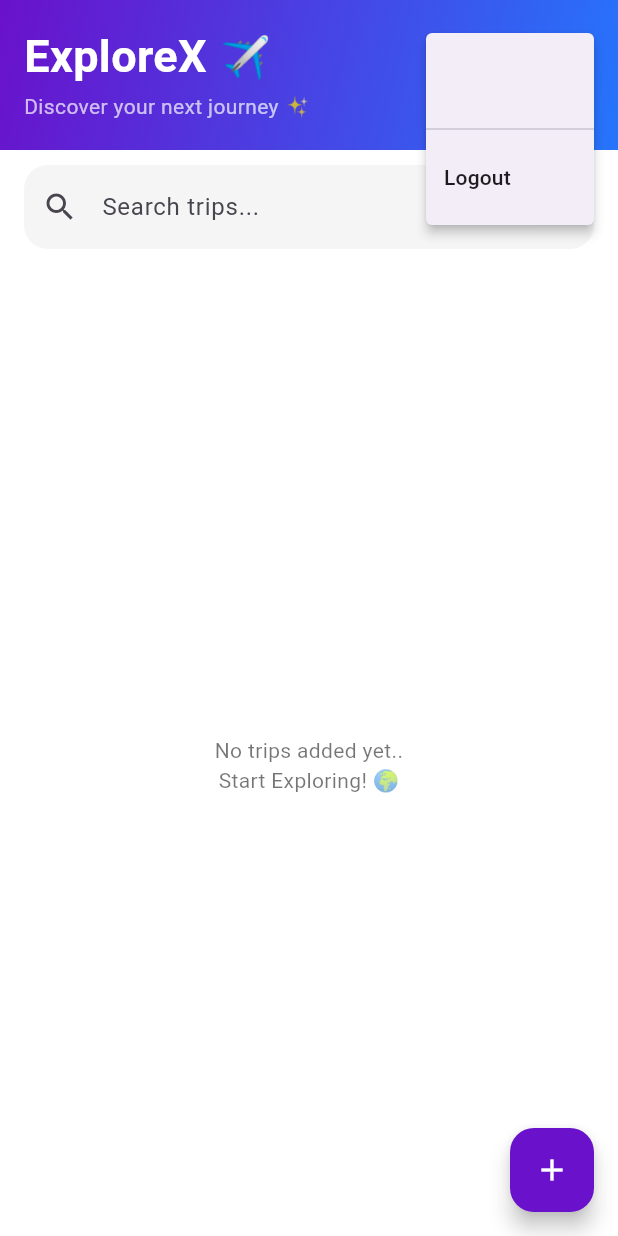
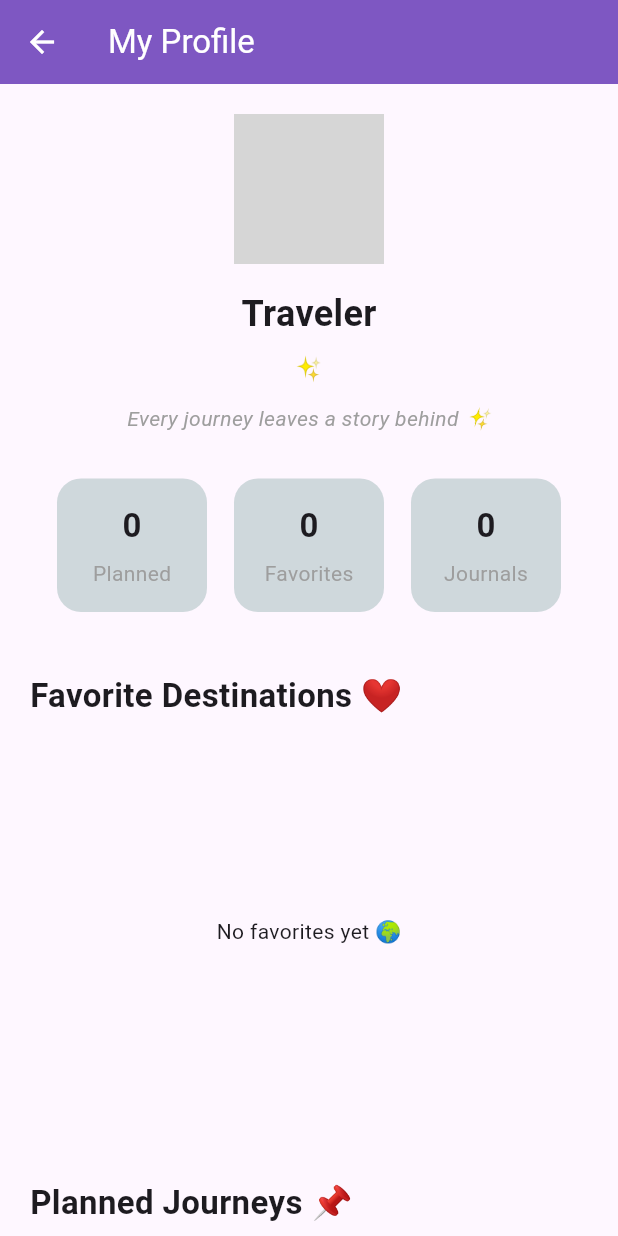
Before and after one commit to JanakiVeluri006/ExploreX, a Flutter app: the screen it shows once a user with an empty profile is signed in, after a tap on the "person" icon, on a phone screen of 412 x 824 dp. Run offline on Flutter 3.47's test engine with Material 3 defaults, Android fonts, the phone set to English and light mode, and no system bars; our stand-ins replace firebase_auth, firebase_core; accounts and stored records are empty; network calls fail; grey boxes are pictures that could not be loaded.

Commit message:
Fresh Repo with profile screen

```diff
--- /dev/null
+++ b/frontend/lib/screens/profile_screen.dart
@@ -0,0 +1,383 @@
+import 'package:flutter/material.dart';
+import '../services/journal_service.dart';
+import 'journal_detail_screen.dart';
+import 'trip_details_screen.dart';
+
+class ProfileScreen extends StatefulWidget {
+  final List trips;
+  const ProfileScreen({
+    super.key,
+    required this.trips,
+  });
+
+  @override
+  State<ProfileScreen> createState() => _ProfileScreenState();
+}
+
+class _ProfileScreenState extends State<ProfileScreen> {
+  final Map<String, String> user = {
+    "name": "Traveler",
+    "bio": "✨",
+    "image": "https://encrypted-tbn0.gstatic.com/images?q=tbn:ANd9GcREVluEKIh35maMSougzs5yDZLcu3W-veUaGg&s",
+  };
+  List journals = [];
+  bool isLoadingJournals = true;
+
+  @override
+  void initState() {
+    super.initState();
+    fetchJournals();
+  }
+
+  Future<void> fetchJournals() async {
+    final data = await JournalService.getUserJournals();
+    setState(() {
+      journals = data;
+      isLoadingJournals = false;
+    });
+  }
+
+  @override
+  Widget build(BuildContext context) {
+    final favoriteTrips = widget.trips.where((trip) => trip["isFavorite"] == true).toList();
+    final plannedTrips = widget.trips.where((trip) => trip["isPlanned"] == true).toList();
+    final recentJournals = journals.take(3).toList();
+
+    return Scaffold(
+      appBar: AppBar(
+        title: const Text("My Profile"),
+        backgroundColor: Colors.deepPurple[400],
+        foregroundColor: Colors.white,
+      ),
+
+      body: SingleChildScrollView(
+        child: Padding(
+          padding: const EdgeInsets.all(20),
+          child: Column(
+            crossAxisAlignment: CrossAxisAlignment.start,
+            children: [
+              // 👤 PROFILE IMAGE
+              Center(
+                child: CircleAvatar(
+                  radius: 50,
+                  backgroundImage: NetworkImage(user["image"]!),
+                ),
+              ),
+
+              const SizedBox(height: 16),
+
+              // 👤 NAME
+              Center(
+                child: Text(
+                  user["name"]!,
+                  style: const TextStyle(fontSize: 24, fontWeight: FontWeight.bold),
+                ),
+              ),
+
+              const SizedBox(height: 8),
+
+              // ✨ BIO
+              Center(
+                child: Text(
+                  user["bio"]!,
+                  textAlign: TextAlign.center,
+
+                  style: const TextStyle(fontSize: 16, color: Colors.grey,
+                  ),
+                ),
+              ),
+
+              const SizedBox(height: 12),
+
+              const Center(
+                child: Text(
+                  "Every journey leaves a story behind ✨",
+                  style: TextStyle(fontStyle: FontStyle.italic, color: Colors.grey),
+                ),
+              ),
+
+              const SizedBox(height: 30),
+
+              // 📊 STATS
+              Row(
+                mainAxisAlignment: MainAxisAlignment.spaceEvenly,
+                children: [
+                  _StatCard(title: "Planned",value:plannedTrips.length.toString()),
+                  _StatCard(title: "Favorites", value:favoriteTrips.length.toString()),
+                  _StatCard(title: "Journals", value: journals.length.toString()),
+                ],
+              ),
+
+              const SizedBox(height: 40),
+
+              // ❤️ FAVORITES
+              const Text(
+                "Favorite Destinations ❤️",
+                style: TextStyle(fontSize: 22,fontWeight: FontWeight.bold),
+              ),
+
+              const SizedBox(height: 16),
+
+              SizedBox(
+                height: 250,
+                child: favoriteTrips.isEmpty
+                    ? const Center(child: Text("No favorites yet 🌍"))
+
+                    : ListView.builder(
+                        scrollDirection: Axis.horizontal,
+                        itemCount: favoriteTrips.length,
+                        itemBuilder: (context, index) {
+                          final trip = favoriteTrips[index];
+                          return GestureDetector(
+                            onTap: () async {
+                              await Navigator.push(
+                                context,
+                                MaterialPageRoute(
+                                  builder: (_) => TripDetailsScreen(tripId: trip["id"]),
+                                ),
+                              );
+                            },
+
+                            child: Container(
+                              width: 320,
+                              margin:const EdgeInsets.only(right: 16),
+                              decoration: BoxDecoration(
+                                borderRadius: BorderRadius.circular(20),
+                                image:DecorationImage(
+                                  image:NetworkImage(trip["image"]),
+                                  fit: BoxFit.cover),
+                              ),
+
+                              child: Container(
+                                padding: const EdgeInsets.all(12),
+                                decoration:BoxDecoration(borderRadius: BorderRadius.circular(20),
+                                  gradient:const LinearGradient(
+                                    colors: [Colors.transparent, Colors.black87],
+                                    begin: Alignment.topCenter,
+                                    end: Alignment.bottomCenter,
+                                  ),
+                                ),
+                                child: Align(
+                                  alignment: Alignment.bottomLeft,
+                                  child: Text(
+                                    trip["location"] ?? "",
+                                    style: const TextStyle(color:Colors.white, fontSize:18, fontWeight:FontWeight.bold),
+                                  ),
+                                ),
+                              ),
+                            ),
+                          );
+                        },
+                      ),
+              ),
+
+              const SizedBox(height: 40),
+
+              // 📌 PLANNED
+              const Text(
+                "Planned Journeys 📌",
+                style: TextStyle(fontSize: 22,fontWeight: FontWeight.bold),
+              ),
+
+              const SizedBox(height: 16),
+
+              Column(
+                children: plannedTrips.map((trip) {
+                  return GestureDetector(
+                    onTap: () async {
+                      await Navigator.push(
+                        context,
+                        MaterialPageRoute(
+                          builder: (_) => TripDetailsScreen(tripId: trip["id"]),
+                        ),
+                      );
+                    },
+
+                    child: Container(
+                      margin: const EdgeInsets.only(bottom: 16),
+                      padding: const EdgeInsets.all(14),
+                      decoration: BoxDecoration(
+                        color:Colors.grey.shade100,
+                        borderRadius: BorderRadius.circular(18),
+                      ),
+
+                      child: Row(
+                        children: [
+                          // 🌄 IMAGE
+                          ClipRRect(
+                            borderRadius: BorderRadius.circular(12),
+                            child: Image.network(trip["image"], width: 120, height: 90, fit: BoxFit.cover),
+                          ),
+
+                          const SizedBox(width: 16),
+
+                          // 📄 INFO
+                          Expanded(
+                            child: Column(
+                              crossAxisAlignment: CrossAxisAlignment.start,
+                              children: [
+                                Text(
+                                  "📍${trip["location"]}",
+                                  style: const TextStyle(fontSize: 18, fontWeight:FontWeight.bold),
+                                ),
+
+                                const SizedBox(height: 6),
+
+                                Text(
+                                  "${trip["days"]} days planned",
+                                  style: const TextStyle(color: Colors.grey),
+                                ),
+                              ],
+                            ),
+                          ),
+                        ],
+                      ),
+                    ),
+                  );
+
+                }).toList(),
+              ),
+
+              const SizedBox(height: 40),
+
+              // ✍️ JOURNALS
+              const Text(
+                "Travel Journals ✍️",
+                style: TextStyle(fontSize: 22, fontWeight: FontWeight.bold),
+              ),
+
+              const SizedBox(height: 16),
+
+              isLoadingJournals ? const Center(child: CircularProgressIndicator())
+                  : recentJournals.isEmpty
+                      ? const Center(
+                          child: Text("No memories recorded yet ✨"),
+                        )
+
+                      : Column(
+                          children:
+                            recentJournals.map((journal) {
+                              final matchingTrip = widget.trips.firstWhere(
+                                (trip) => trip["id"] == journal["trip_id"],
+                                orElse: () => {},
+                              );
+
+                            if (matchingTrip.isEmpty) return const SizedBox();
+
+                            final preview = journal["content"].length > 80 ? "${journal["content"].substring(0, 80)}..." : journal["content"];
+                            return GestureDetector(
+                              onTap: () {
+                                Navigator.push(
+                                  context,
+                                  MaterialPageRoute(
+                                    builder: (_) => JournalDetailScreen(journal:journal, trip: matchingTrip),
+                                  ),
+                                );
+                              },
+                              child: Container(
+                                margin: const EdgeInsets.only(bottom: 16),
+                                padding: const EdgeInsets.all(12),
+                                decoration: BoxDecoration(color: Colors.grey.shade100, borderRadius:BorderRadius.circular(20)),
+                                child: Row(
+                                  crossAxisAlignment: CrossAxisAlignment.start,
+                                  children: [
+                                    // 🌄 IMAGE
+                                    ClipRRect(
+                                      borderRadius: BorderRadius.circular(16),
+                                      child: Image.network(
+                                        matchingTrip["image"],
+                                        width: 100,
+                                        height: 100,
+                                        fit: BoxFit.cover),
+                                    ),
+
+                                    const SizedBox(width: 16),
+
+                                    // 📄 CONTENT
+                                    Expanded(
+                                      child: Column(
+                                        crossAxisAlignment: CrossAxisAlignment.start,
+                                        children: [
+                                          Text(
+                                            journal["title"],
+                                            style: const TextStyle(fontSize: 18, fontWeight:FontWeight.bold),
+                                          ),
+
+                                          const SizedBox(height: 4),
+
+                                          Text(
+                                            "📍 ${matchingTrip["location"]}",
+                                            style: const TextStyle(color:Colors.grey),
+                                          ),
+
+                                          const SizedBox(height: 4),
+
+                                          Text(
+                                            journal["created_at"],
+                                            style: const TextStyle(fontSize: 12, color:Colors.grey),
+                                          ),
+
+                                          const SizedBox(height:8),
+
+                                          Text(preview),
+
+                                          const SizedBox(height:8),
+
+                                          const Text(
+                                            "Read More →",
+                                            style: TextStyle(color: Colors.blue, fontWeight: FontWeight.bold),
+                                          ),
+                                        ],
+                                      ),
+                                    ),
+                                  ],
+                                ),
+                              ),
+                            );
+
+                          }).toList(),
+                        ),
+            ],
+          ),
+        ),
+      ),
+    );
+  }
+}
+
+class _StatCard extends StatelessWidget {
+  final String title;
+  final String value;
+  const _StatCard({
+    required this.title,
+    required this.value,
+  });
+
+  @override
+  Widget build(BuildContext context) {
+    return Container(
+      width: 100,
+      padding: const EdgeInsets.symmetric(vertical: 16),
+      decoration: BoxDecoration(
+        color: Colors.blueGrey.shade100,
+        borderRadius: BorderRadius.circular(16),
+      ),
+
+      child: Column(
+        children: [
+          Text(
+            value,
+            style: const TextStyle(fontSize: 22, fontWeight:FontWeight.bold),
+          ),
+
+          const SizedBox(height: 6),
+
+          Text(
+            title,
+            style: const TextStyle(color: Colors.grey),
+          ),
+        ],
+      ),
+    );
+  }
+}
--- a/frontend/lib/screens/trip_list_screen.dart
+++ b/frontend/lib/screens/trip_list_screen.dart
@@ -6,6 +6,7 @@ import 'trip_details_screen.dart';
 import 'add_trip_screen.dart';
 import '../theme/app_colors.dart';
 import '../services/auth/auth_service.dart';
+import 'profile_screen.dart';
 import 'package:firebase_auth/firebase_auth.dart';
 
 class TripListPage extends StatefulWidget {
@@ -141,35 +142,71 @@ Widget buildCategoryChip(String label) {
                     ],
                   ),
 
-                  PopupMenuButton<String>(
+                  Row(
+                    children: [
+                      // 👤 PROFILE
+                      IconButton(
+                        onPressed: () {
+                          Navigator.push(
+                            context,
+                            MaterialPageRoute(
+                              builder: (_) => ProfileScreen(trips: trips),
+                            ),
+                          );
+                        },
                         icon: const CircleAvatar(
                           backgroundColor: Colors.white24,
-                      child: Icon(Icons.person, color: Colors.white),
+                          child: Icon(
+                            Icons.person,
+                            color: Colors.white,
                           ),
+                        ),
+                      ),
+
+                      // ⋮ MENU
+                      PopupMenuButton<String>(
+
+                        icon: const Icon(
+                          Icons.more_vert,
+                          color: Colors.white,
+                        ),
+
                         onSelected: (value) async {
+
                           if (value == "logout") {
                             await AuthService.logoutUser();
                           }
                         },
+
                         itemBuilder: (context) {
+
                           final user = FirebaseAuth.instance.currentUser;
+
                           return [
+
                             PopupMenuItem(
+
                               enabled: false,
+
                               child: Text(
                                 user?.email ?? "No Email",
+
                                 style: const TextStyle(
                                   fontWeight: FontWeight.bold,
                                 ),
                               ),
                             ),
+
                             const PopupMenuDivider(),
+
                             const PopupMenuItem(
                               value: "logout",
                               child: Text("Logout"),
                             ),
                           ];
                         },
+                      ),
+                    ],
                   ),
                 ],
               ),
--- a/frontend/lib/services/journal_service.dart
+++ b/frontend/lib/services/journal_service.dart
@@ -55,4 +55,25 @@ class JournalService {
       return [];
     }
   }
+
+    // 📚 Get all journals of user
+  static Future<List<dynamic>> getUserJournals() async {
+
+    try {
+      final user = FirebaseAuth.instance.currentUser;
+      if (user == null) return [];
+      final response = await http.get(Uri.parse("$baseUrl/get-journals/${user.uid}"),
+      );
+
+      if (response.statusCode == 200) {
+        final data = jsonDecode(response.body);
+        return data["data"];
+      }
+      return [];
+    } catch (e) {
+      print("GET USER JOURNALS ERROR: $e");
+
+      return [];
+    }
+  }
 }
```
Also changed, not shown: frontend/lib/screens/journal_detail_screen.dart (added, +270 -0 lines). Lines whose indentation alone changed are shown as unchanged.
